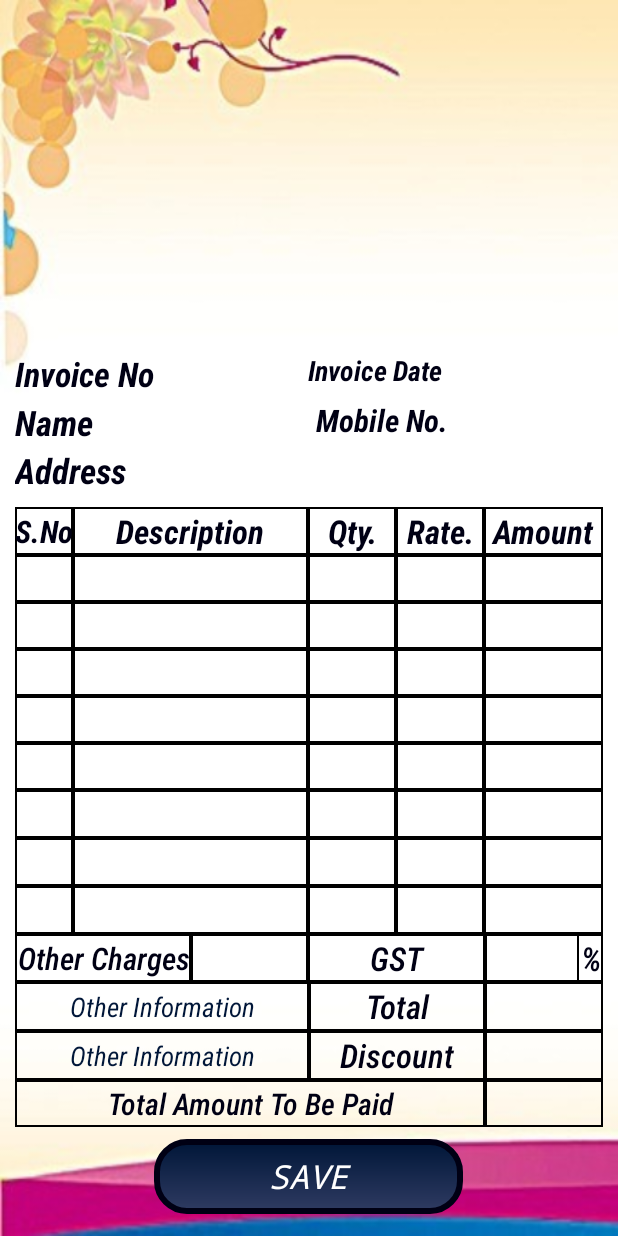
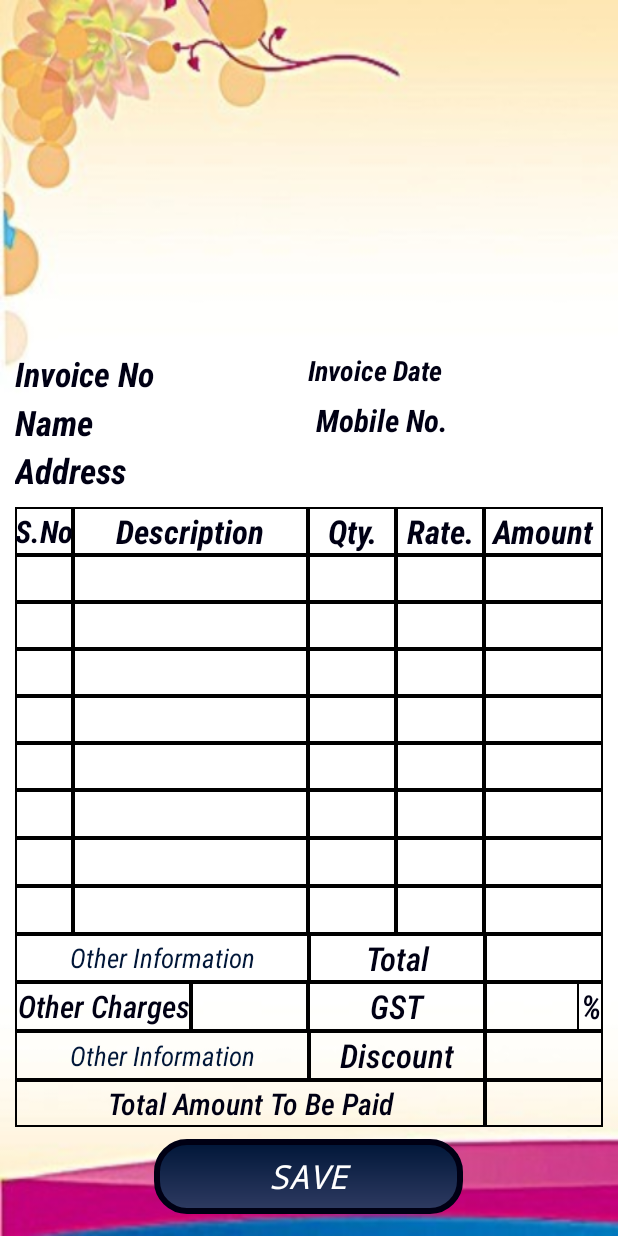
Before and after one commit to SatyamSoni23/E-receipt, an Android app: the layout activity_transaction_detail.xml on its own in the app's theme, with its tools: preview values and no code run, on a phone screen of 412 x 824 dp. Run offline under Robolectric (Android 15) with nearby library versions, the phone set to English and light mode, and no system bars.

Commit message:
Ereceipt chart

```diff
--- a/app/src/main/res/layout/activity_transaction_detail.xml
+++ b/app/src/main/res/layout/activity_transaction_detail.xml
@@ -1099,6 +1099,62 @@
                         android:inputType="number"
                         />
                 </TableRow>
+
+                <TableRow
+                    android:layout_width="match_parent"
+                    android:layout_height="0dp"
+                    android:layout_weight="1"
+                    android:weightSum="10"
+                    android:background="@drawable/tableborder">
+                    <EditText
+                        android:id="@+id/otherInfo1"
+                        android:layout_height="match_parent"
+                        android:layout_width="0dp"
+                        android:hint="Other Information"
+                        android:background="@drawable/tableborder"
+                        android:layout_weight="5"
+                        android:autoSizeTextType="uniform"
+                        android:autoSizeMaxTextSize="22sp"
+                        android:autoSizeMinTextSize="10sp"
+                        android:fontFamily="sans-serif-condensed"
+                        android:textStyle="italic"
+                        android:textColor="@color/colorPrimaryDark"
+                        android:textColorHint="@color/colorPrimary"
+                        android:gravity="center"
+                        android:inputType="text"
+                        />
+                    <TextView
+                        android:layout_height="match_parent"
+                        android:layout_width="0dp"
+                        android:text="Total"
+                        android:layout_weight="3"
+                        android:background="@drawable/tableborder"
+                        android:autoSizeTextType="uniform"
+                        android:autoSizeMaxTextSize="22sp"
+                        android:autoSizeMinTextSize="10sp"
+                        android:fontFamily="sans-serif-condensed-light"
+                        android:textStyle="italic|bold"
+                        android:textColor="@color/colorPrimaryDark"
+                        android:textColorHint="@color/colorPrimary"
+                        android:gravity="center"
+                        />
+                    <EditText
+                        android:id="@+id/total"
+                        android:layout_height="match_parent"
+                        android:layout_width="0dp"
+                        android:layout_weight="2"
+                        android:background="@drawable/tableborder"
+                        android:autoSizeTextType="uniform"
+                        android:autoSizeMaxTextSize="22sp"
+                        android:autoSizeMinTextSize="10sp"
+                        android:fontFamily="sans-serif-condensed"
+                        android:textStyle="italic|bold"
+                        android:textColor="@color/colorPrimaryDark"
+                        android:textColorHint="@color/colorPrimary"
+                        android:gravity="center"
+                        android:inputType="number"
+                        />
+                </TableRow>
                 <TableRow
                     android:layout_width="match_parent"
                     android:layout_height="0dp"
@@ -1180,61 +1236,6 @@
                         android:textColor="@color/colorPrimaryDark"
                         android:textColorHint="@color/colorPrimary"
                         android:gravity="center"
-                        />
-                </TableRow>
-                <TableRow
-                    android:layout_width="match_parent"
-                    android:layout_height="0dp"
-                    android:layout_weight="1"
-                    android:weightSum="10"
-                    android:background="@drawable/tableborder">
-                    <EditText
-                        android:id="@+id/otherInfo1"
-                        android:layout_height="match_parent"
-                        android:layout_width="0dp"
-                        android:hint="Other Information"
-                        android:background="@drawable/tableborder"
-                        android:layout_weight="5"
-                        android:autoSizeTextType="uniform"
-                        android:autoSizeMaxTextSize="22sp"
-                        android:autoSizeMinTextSize="10sp"
-                        android:fontFamily="sans-serif-condensed"
-                        android:textStyle="italic"
-                        android:textColor="@color/colorPrimaryDark"
-                        android:textColorHint="@color/colorPrimary"
-                        android:gravity="center"
-                        android:inputType="text"
-                        />
-                    <TextView
-                        android:layout_height="match_parent"
-                        android:layout_width="0dp"
-                        android:text="Total"
-                        android:layout_weight="3"
-                        android:background="@drawable/tableborder"
-                        android:autoSizeTextType="uniform"
-                        android:autoSizeMaxTextSize="22sp"
-                        android:autoSizeMinTextSize="10sp"
-                        android:fontFamily="sans-serif-condensed-light"
-                        android:textStyle="italic|bold"
-                        android:textColor="@color/colorPrimaryDark"
-                        android:textColorHint="@color/colorPrimary"
-                        android:gravity="center"
-                        />
-                    <EditText
-                        android:id="@+id/total"
-                        android:layout_height="match_parent"
-                        android:layout_width="0dp"
-                        android:layout_weight="2"
-                        android:background="@drawable/tableborder"
-                        android:autoSizeTextType="uniform"
-                        android:autoSizeMaxTextSize="22sp"
-                        android:autoSizeMinTextSize="10sp"
-                        android:fontFamily="sans-serif-condensed"
-                        android:textStyle="italic|bold"
-                        android:textColor="@color/colorPrimaryDark"
-                        android:textColorHint="@color/colorPrimary"
-                        android:gravity="center"
-                        android:inputType="number"
                         />
                 </TableRow>
                 <TableRow
```
Also changed, not shown: app/src/main/java/com/example/e_receipt/transactionDetail.java (+43 -38 lines).
